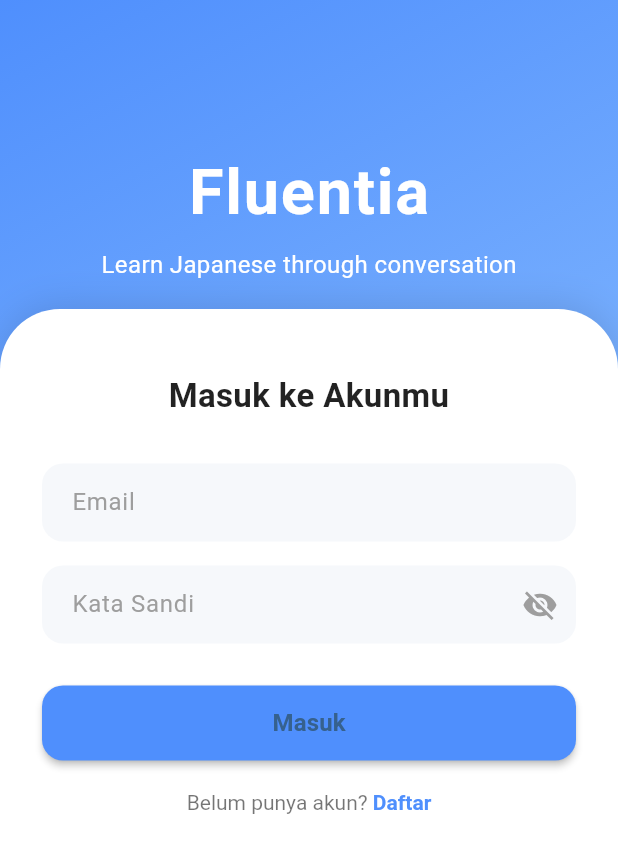
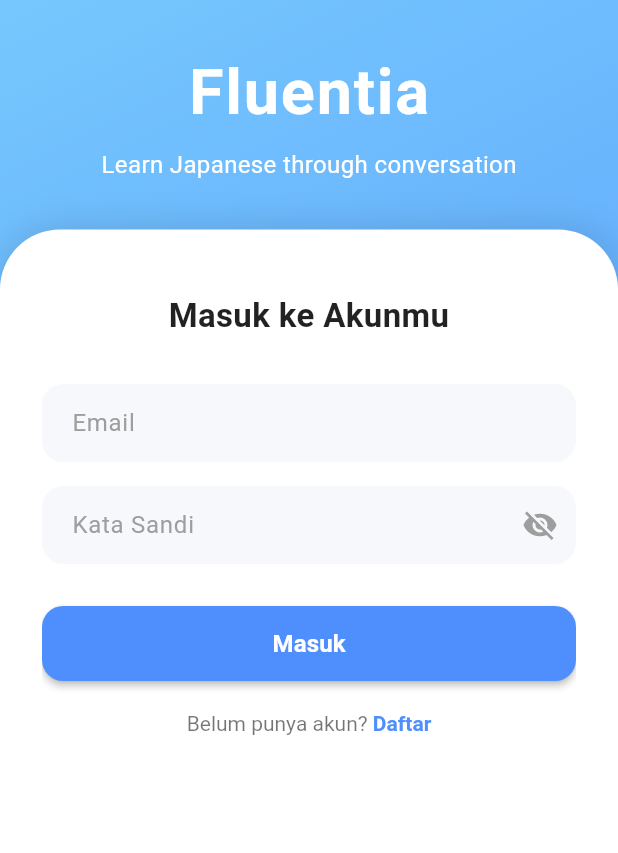
Before and after one commit to nicholasf09/fluentia, a Flutter app: the screen it shows after launch, on a phone screen of 412 x 824 dp. Shown: the top 853 px of the screen. Run offline on Flutter 3.47's test engine with Material 3 defaults, Android fonts, the phone set to English and light mode, and no system bars; our stand-ins replace audioplayers, shared_preferences.

Commit message:
fix: translate API + auth UI

```diff
--- a/lib/pages/auth_page.dart
+++ b/lib/pages/auth_page.dart
@@ -21,29 +21,46 @@ class _AuthPageState extends State<AuthPage> {
 
   @override
   Widget build(BuildContext context) {
-    final Size size = MediaQuery.of(context).size;
+    final double bottomInset = MediaQuery.of(context).viewInsets.bottom;
 
     return Scaffold(
       backgroundColor: Colors.white,
-      body: Stack(
-        children: [
-          // 🔵 Gradient background
-          Container(
+      body: Container(
         decoration: const BoxDecoration(
           gradient: LinearGradient(
-                colors: [Color(0xFF4F8FFD), Color(0xFFA9D6FF)],
+            colors: [Color(0xFF76C7FD), Color(0xFF4F8FFD)],
             begin: Alignment.topLeft,
             end: Alignment.bottomRight,
           ),
         ),
+        child: SafeArea(
+          child: Column(
+            children: [
+              const SizedBox(height: 32),
+              const Text(
+                "Fluentia",
+                style: TextStyle(
+                  fontSize: 42,
+                  fontWeight: FontWeight.bold,
+                  color: Colors.white,
+                  letterSpacing: 1.2,
                 ),
-          // 🔹 White card
-          Align(
-            alignment: Alignment.bottomCenter,
+              ),
+              const SizedBox(height: 6),
+              const Text(
+                "Learn Japanese through conversation",
+                style: TextStyle(
+                  color: Colors.white,
+                  fontSize: 16,
+                  fontWeight: FontWeight.w400,
+                ),
+              ),
+              const SizedBox(height: 32),
+              Expanded(
                 child: Container(
-              height: size.height * 0.75,
                   width: double.infinity,
-              padding: const EdgeInsets.symmetric(horizontal: 28, vertical: 32),
+                  padding:
+                      const EdgeInsets.symmetric(horizontal: 28, vertical: 32),
                   decoration: const BoxDecoration(
                     color: Colors.white,
                     borderRadius: BorderRadius.vertical(top: Radius.circular(40)),
@@ -55,38 +72,27 @@ class _AuthPageState extends State<AuthPage> {
                       )
                     ],
                   ),
+                  child: LayoutBuilder(
+                    builder: (context, constraints) {
+                      return SingleChildScrollView(
+                        physics: const BouncingScrollPhysics(),
+                        padding: EdgeInsets.only(
+                          bottom: bottomInset > 0 ? bottomInset + 16 : 16,
+                        ),
+                        child: ConstrainedBox(
+                          constraints: BoxConstraints(
+                            minHeight: constraints.maxHeight,
+                          ),
                           child: _buildForm(context),
                         ),
+                      );
+                    },
                   ),
-          // 🔹 Logo & title
-          Positioned(
-            top: size.height * 0.12,
-            left: 0,
-            right: 0,
-            child: Column(
-              children: const [
-                Text(
-                  "Fluentia",
-                  style: TextStyle(
-                    fontSize: 42,
-                    fontWeight: FontWeight.bold,
-                    color: Colors.white,
-                    letterSpacing: 1.2,
-                  ),
-                ),
-                SizedBox(height: 6),
-                Text(
-                  "Learn Japanese through conversation",
-                  style: TextStyle(
-                    color: Colors.white,
-                    fontSize: 16,
-                    fontWeight: FontWeight.w400,
                 ),
               ),
             ],
           ),
         ),
-        ],
       ),
     );
   }
@@ -94,7 +100,8 @@ class _AuthPageState extends State<AuthPage> {
   Widget _buildForm(BuildContext context) {
     return Form(
       key: _formKey,
-      child: ListView(
+      child: Column(
+        crossAxisAlignment: CrossAxisAlignment.stretch,
         children: [
           const SizedBox(height: 10),
           Text(
@@ -139,8 +146,7 @@ class _AuthPageState extends State<AuthPage> {
                 onPressed: () => setState(() => _obscure = !_obscure),
               ),
             ),
-            validator: (v) =>
-                v!.length < 6 ? "Minimal 6 karakter" : null,
+            validator: (v) => v!.length < 6 ? "Minimal 6 karakter" : null,
           ),
           const SizedBox(height: 28),
 
@@ -164,6 +170,7 @@ class _AuthPageState extends State<AuthPage> {
                       style: const TextStyle(
                         fontSize: 16,
                         fontWeight: FontWeight.w600,
+                        color: Colors.white,
                       ),
                     ),
             ),
--- a/lib/widgets/chat_bubble.dart
+++ b/lib/widgets/chat_bubble.dart
@@ -31,7 +31,7 @@ class _ChatBubbleState extends State<ChatBubble> {
   final AudioPlayer _player = AudioPlayer();
 
   // 🌐 Ganti dengan URL backend-mu
-  static const String baseUrl = "http://localhost:8000";
+  static const String baseUrl = "https://u1083-nicholas-backend.gpu3.petra.ac.id";
 
   // === 🎧 Fungsi untuk memutar suara dari backend ===
   Future<void> _playTTS() async {
```
Also changed, not shown: lib/pages/home_page.dart (+9 -9 lines), lib/pages/topic_selection_page.dart (+0 -7 lines), 1 other file. Lines whose indentation alone changed are shown as unchanged.
